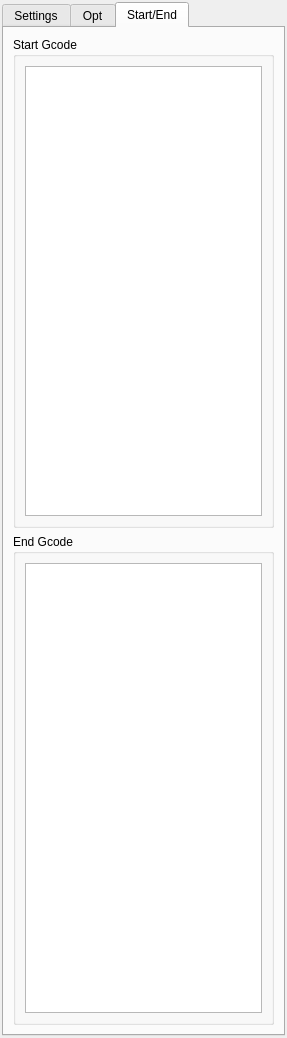
Above: Slicer.ui from cblt2l/FreeCAD-CuraEngine-Plugin before the change. Below: the same form after it.
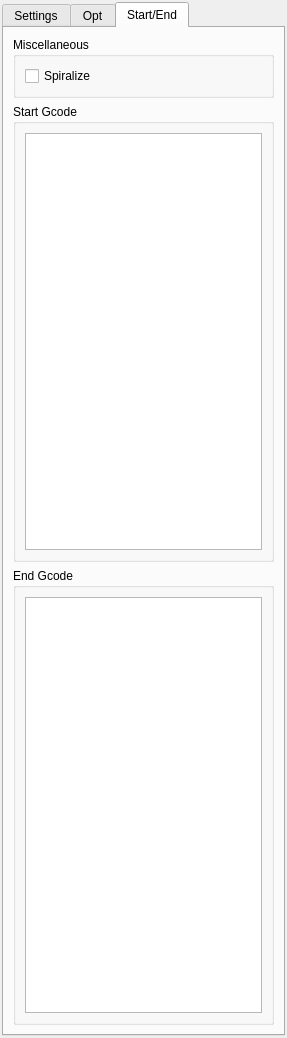
That is the form after the change. The open tabs and pages were chosen to show the change.

Commit message: Added 'Spiralize' setting

```diff
--- a/Slicer.ui
+++ b/Slicer.ui
@@ -929,6 +929,22 @@
        <string>Start/End</string>
       </attribute>
       <layout class="QVBoxLayout" name="verticalLayout_8">
+       <item>
+        <widget class="QGroupBox" name="groupBox_misc">
+         <property name="title">
+          <string>Miscellaneous</string>
+         </property>
+         <layout class="QVBoxLayout" name="verticalLayout_15">
+          <item>
+           <widget class="QCheckBox" name="checkbox_1_SPI">
+            <property name="text">
+             <string>Spiralize</string>
+            </property>
+           </widget>
+          </item>
+         </layout>
+        </widget>
+       </item>
        <item>
         <widget class="QGroupBox" name="groupBox_startcode">
          <property name="title">
```
The commit also changes 2 other files.
